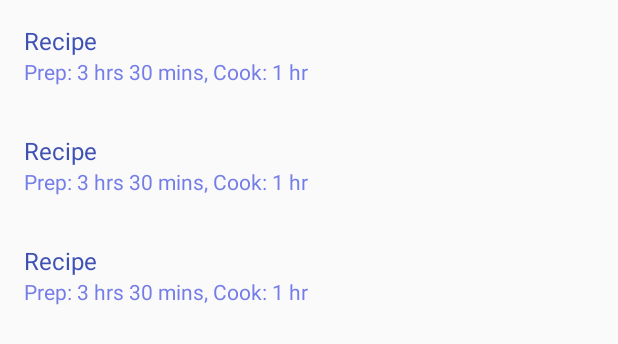
After one commit to alexmkunz/Recime, an Android app: the layout fragment_recipes.xml on its own in the app's theme, with its tools: preview values and no code run, on a phone screen of 412 x 824 dp. The commit adds this screen. Shown: the top 344 px of the screen. Run offline under Robolectric (Android 15) with nearby library versions, the phone set to English and light mode, and no system bars.

Commit message:
Add landing page that displays list of recipes
Create a recipes fragment layout that is to be used as the
landing page. It has a recyclerview to display the list of
recipes. An instance of the recipe view model is binded to it.

Create a recipe list item layout with a Recipe object and a
recipe click listener binded to it.

Create a view model and view model factory to provide access to
the recipe table's LiveData.

Create an adapter that inflates the layout for each recipe list
item and sets the values of the binded Recipe object and click
listener. Instantiates a recipe diff callback that will optimize
updates to the list by calculating the minimum number of
operations needed to update the data.

Within the recipes fragment, get a reference to the binding
object, inflate the fragment views, set the binding object
lifecycle, set the recipes view model, set the recipes adapter.
Then, observe changes to the LiveData of recipes within the view
model; if the LiveData changes, submit the updated list of
recipes.

```diff
--- /dev/null
+++ b/app/src/main/res/layout/fragment_recipes.xml
@@ -0,0 +1,20 @@
+<?xml version="1.0" encoding="utf-8"?>
+<layout
+        xmlns:android="http://schemas.android.com/apk/res/android"
+        xmlns:app="http://schemas.android.com/apk/res-auto"
+        xmlns:tools="http://schemas.android.com/tools">
+
+    <data>
+        <variable
+                name="recipesViewModel"
+                type="com.unoknowbo.recime.recipes.RecipesViewModel" />
+    </data>
+
+    <androidx.recyclerview.widget.RecyclerView
+            android:id="@+id/recipes_recycler_view"
+            android:layout_width="match_parent"
+            android:layout_height="wrap_content"
+            app:layoutManager="androidx.recyclerview.widget.LinearLayoutManager"
+            tools:listitem="@layout/list_item_recipe"
+            tools:itemCount="3"/>
+</layout>
--- /dev/null
+++ b/app/src/main/res/layout/list_item_recipe.xml
@@ -0,0 +1,43 @@
+<?xml version="1.0" encoding="utf-8"?>
+<layout
+        xmlns:android="http://schemas.android.com/apk/res/android"
+        xmlns:app="http://schemas.android.com/apk/res-auto"
+        xmlns:tools="http://schemas.android.com/tools">
+
+    <data>
+        <variable
+                name="recipe"
+                type="com.unoknowbo.recime.database.recipe.Recipe" />
+        <variable
+                name="clickListener"
+                type="com.unoknowbo.recime.recipes.RecipeListener" />
+    </data>
+
+    <LinearLayout
+            android:id="@+id/list_item_recipe"
+            android:orientation="vertical"
+            android:layout_width="match_parent"
+            android:layout_height="wrap_content"
+            android:padding="@dimen/spacing_normal"
+            android:onClick="@{() -> clickListener.onClick(recipe)}">
+
+        <TextView
+                android:id="@+id/list_item_recipe_name"
+                android:layout_width="match_parent"
+                android:layout_height="wrap_content"
+                android:text="@{recipe.name}"
+                android:textColor="@color/primaryColor"
+                android:textSize="@dimen/font_normal"
+                tools:text="Recipe"/>
+
+        <TextView
+                android:id="@+id/list_item_recipe_time"
+                android:layout_width="match_parent"
+                android:layout_height="wrap_content"
+                android:textColor="@color/primaryLightColor"
+                android:textSize="@dimen/font_small"
+                app:formattedRecipeTimes="@{recipe}"
+                tools:text="Prep: 3 hrs 30 mins, Cook: 1 hr"/>
+    </LinearLayout>
+
+</layout>
--- /dev/null
+++ b/app/src/main/res/values/dimens.xml
@@ -0,0 +1,9 @@
+<?xml version="1.0" encoding="utf-8"?>
+<resources>
+    <dimen name="font_small">14sp</dimen>
+    <dimen name="font_normal">16sp</dimen>
+    <dimen name="spacing_small">8dp</dimen>
+    <dimen name="spacing_normal">16dp</dimen>
+    <dimen name="spacing_large">24dp</dimen>
+    <dimen name="spacing_x_large">32dp</dimen>
+</resources>
--- a/build.gradle
+++ b/build.gradle
@@ -6,6 +6,7 @@ buildscript {
         version_lifecycle_extensions = "2.0.0"
         version_room = "2.2.0-alpha02"
         version_material = "1.1.0-alpha04"
+        version_navigation = "2.1.0-rc01"
     }
     repositories {
         google()
```
Also changed, not shown: app/build.gradle (+11 -2 lines), app/src/main/java/com/unoknowbo/recime/recipes/RecipesAdapter.kt (added, +53 -0 lines), app/src/main/java/com/unoknowbo/recime/recipes/RecipesFragment.kt (added, +54 -0 lines), app/src/main/java/com/unoknowbo/recime/recipes/RecipesViewModel.kt (added, +9 -0 lines), app/src/main/java/com/unoknowbo/recime/recipes/RecipesViewModelFactory.kt (added, +23 -0 lines), app/src/main/res/layout/activity_main.xml (+10 -16 lines), app/src/main/res/navigation/nav_graph.xml (added, +14 -0 lines).
